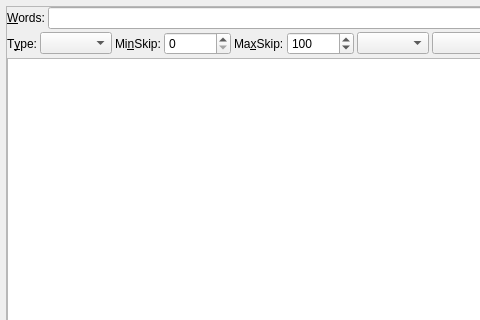
First picture: the form in programs/ELSSearch/ELSSearchMainWindow.ui, repository dewhisna/KingJamesPureBibleSearch, before the edit; both pictures show x 0 to 480 and y 0 to 320 of the 1024 by 800 pixel window.
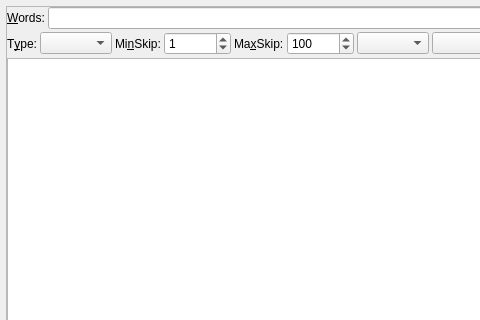
Second picture: the form after the edit. Custom widgets are drawn as their Qt base class.

Commit message: Revert c686adf3386f0f2355f0cc9d1465095018f3af55. It seems to have confused people.

Patch:
```diff
--- a/programs/ELSSearch/ELSSearchMainWindow.ui
+++ b/programs/ELSSearch/ELSSearchMainWindow.ui
@@ -157,7 +157,7 @@
              <number>1000000</number>
             </property>
             <property name="value">
-             <number>0</number>
+             <number>1</number>
             </property>
            </widget>
           </item>
```
